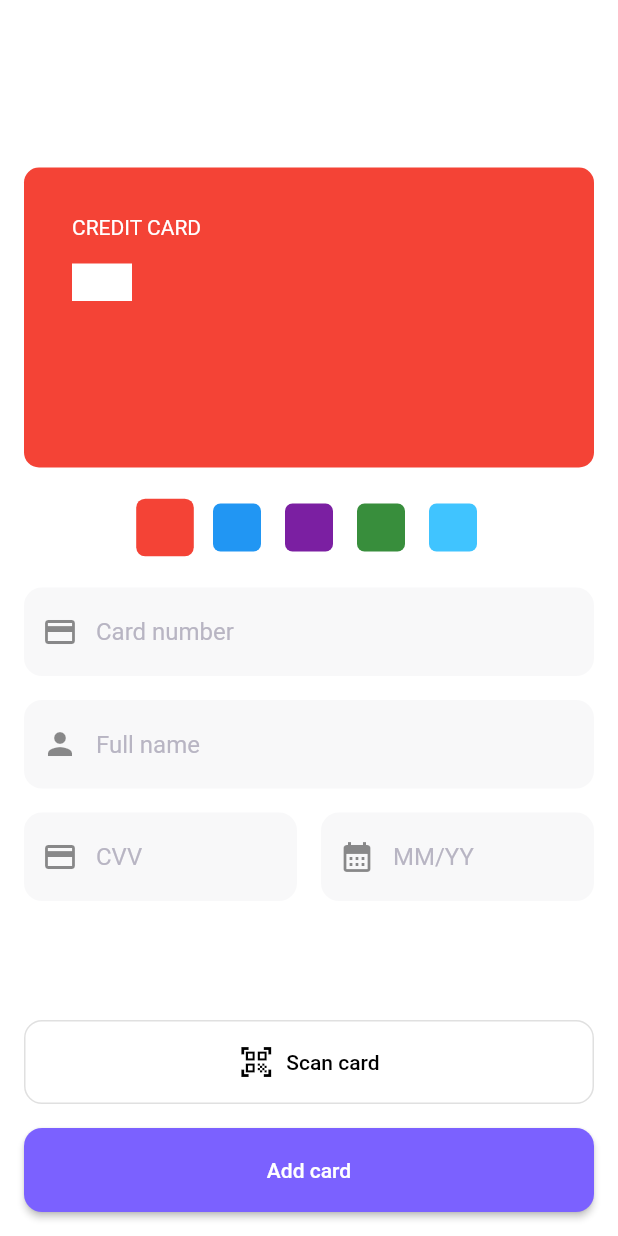
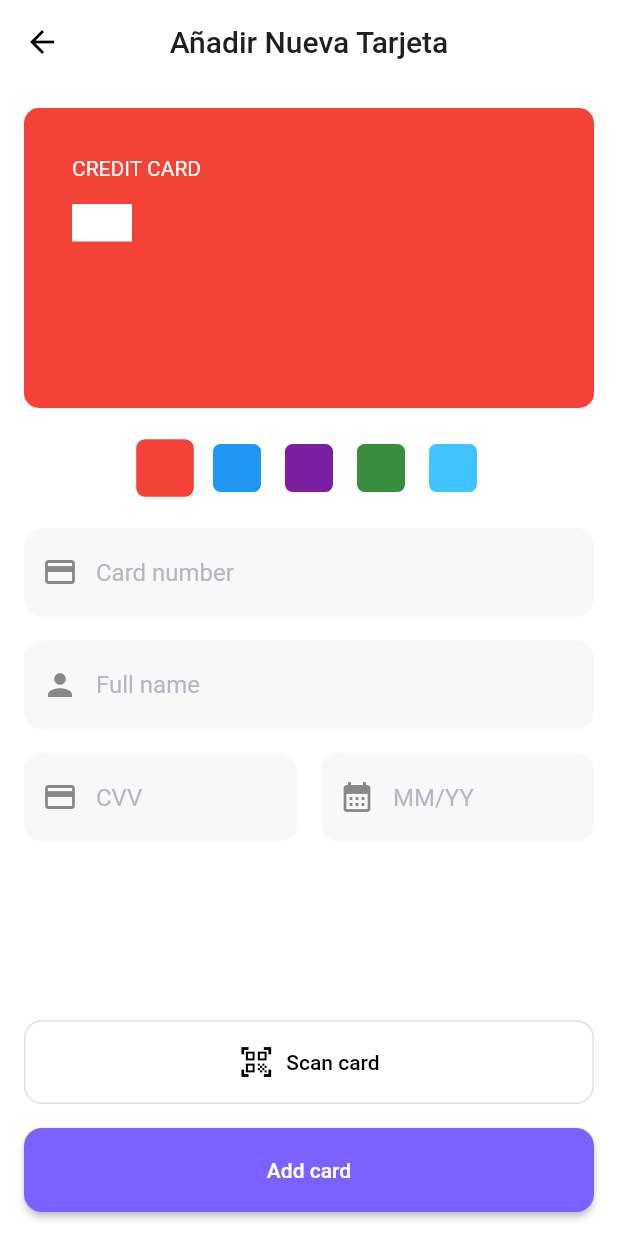
Before and after one commit to elzorrofox02/MAPCTienda_FLutter, a Flutter app: the AddNewCardScreen screen opened directly, on a phone screen of 412 x 824 dp. Run offline on Flutter 3.47's test engine with Material 2 defaults, Android fonts, the light colour scheme and no system bars; our stand-ins replace badges, flutter_rating_bar, flutter_svg, intl_phone_number_input; network calls fail; statements that could not run were skipped.

Commit message:
list card

```diff
--- a/lib/models/Product.dart
+++ b/lib/models/Product.dart
@@ -1,4 +1,3 @@
-import 'dart:convert';
 import 'package:flutter/material.dart';
 
 class ProductData {
--- /dev/null
+++ b/lib/models/list_card.dart
@@ -0,0 +1,22 @@
+class ListCard {
+  String? id, number, name, month, year, cvv, color, brand;
+
+  ListCard({this.id, this.number, this.name, this.month, this.year, this.cvv, this.color, this.brand});
+
+  factory ListCard.fromJson(Map<String, dynamic> json) => ListCard(id: json["id"], number: json["number"], name: json["name"], month: json["month"], year: json["year"], cvv: json["cvv"], color: json["color"], brand: json["brand"]);
+
+  Map<String, dynamic> toJson() => {'id': id, 'number': number, 'name': name, 'month': month, 'year': year, 'cvv': cvv, 'color': color};
+}
+
+List<ListCard> demoListCard = [
+  ListCard(id: "as456sa456asasadgdag23111112312", number: "4445", name: "Smith Salii", month: "12", year: "26", cvv: "***", color: "red", brand: "visa"),
+  ListCard(id: "as456sa456asasadgdag23111112312", number: "4445", name: "Smith Salii", month: "12", year: "26", cvv: "***", color: "red", brand: "visa"),
+  ListCard(id: "as456sa456asasadgdag23111112312", number: "4445", name: "Smith Salii", month: "12", year: "26", cvv: "***", color: "red", brand: "mastercard"),
+  ListCard(id: "as456sa456asasadgdag23111112312", number: "4445", name: "Smith Salii", month: "12", year: "26", cvv: "***", color: "red", brand: "verve"),
+  ListCard(id: "as456sa456asasadgdag23111112312", number: "4445", name: "Smith Salii", month: "12", year: "26", cvv: "***", color: "red", brand: "discover"),
+  ListCard(id: "as456sa456asasadgdag23111112312", number: "4445", name: "Smith Salii", month: "12", year: "26", cvv: "***", color: "red", brand: "american_express"),
+  ListCard(id: "as456sa456asasadgdag23111112312", number: "4445", name: "Smith Salii", month: "12", year: "26", cvv: "***", color: "red", brand: "dinners_club"),
+  ListCard(id: "as456sa456asasadgdag23111112312", number: "4445", name: "Smith Salii", month: "12", year: "26", cvv: "***", color: "red", brand: "jcb"),
+  ListCard(id: "as456sa456asasadgdag23111112312", number: "4445", name: "Smith Salii", month: "12", year: "26", cvv: "***", color: "red", brand: "others"),
+  ListCard(id: "as456sa456asasadgdag23111112312", number: "4445", name: "Smith Salii", month: "12", year: "26", cvv: "***", color: "red", brand: "invalid"),
+];
--- a/lib/screens/home/components/show_all_products.dart
+++ b/lib/screens/home/components/show_all_products.dart
@@ -102,7 +102,6 @@ class _ShowAllProductsState extends State<ShowAllProducts> {
               ),
               itemCount: post.length + 1,
               itemBuilder: (context, index) {
-                print(index);
                 if (index < post.length) {
                   //return Text(post[index].name);
                   return ProductCard(
--- a/lib/screens/payment/components/add_new_card.dart
+++ b/lib/screens/payment/components/add_new_card.dart
@@ -5,9 +5,15 @@ import 'package:hellowork/constants.dart';
 import 'package:hellowork/screens/payment/components/card_utilis.dart';
 import 'package:hellowork/screens/payment/components/input_formatters.dart';
 import 'package:hellowork/screens/payment/components/credit_cart.dart';
+import 'package:hellowork/models/list_card.dart';
 
 class AddNewCardScreen extends StatefulWidget {
-  const AddNewCardScreen({Key? key}) : super(key: key);
+  const AddNewCardScreen({
+    super.key,
+    //this.listCard
+  });
+
+  //final ListCard? listCard;
 
   @override
   State<AddNewCardScreen> createState() => _AddNewCardScreenState();
@@ -52,14 +58,20 @@ class _AddNewCardScreenState extends State<AddNewCardScreen> {
       resizeToAvoidBottomInset: false,
       backgroundColor: Colors.white,
       appBar: AppBar(
-        title: const Text("New Card"),
+        iconTheme: const IconThemeData(
+          color: Colors.black,
+        ),
+        centerTitle: true,
+        title: const Text(
+          "Añadir Nueva Tarjeta",
+          style: TextStyle(color: darkGrey),
+        ),
       ),
       body: SafeArea(
         child: Padding(
           padding: const EdgeInsets.all(defaultPadding),
           child: Column(
             children: [
-              const Spacer(),
               CreditCard(
                 color: null,
                 cvc: '',
--- a/lib/screens/profile/profile_screen.dart
+++ b/lib/screens/profile/profile_screen.dart
@@ -4,6 +4,8 @@ import 'package:hellowork/screens/profile/profile_data.dart';
 import 'package:hellowork/screens/profile/components/change_language_page.dart';
 import 'package:hellowork/screens/payment/components/add_new_card.dart';
 import 'package:hellowork/screens/address/adress_list.dart';
+
+import 'package:hellowork/screens/payment/components/list_card_profile.dart';
 
 typedef ProfileOptionTap = void Function();
 
@@ -55,7 +57,7 @@ class _ProfileScreenState extends State<ProfileScreen> {
         ProfileOption.arrow(title: 'Ordenes', routess: "/orders", icon: const Icon(Icons.library_books)),
         ProfileOption.arrow(title: 'Favoritos', icon: const Icon(Icons.favorite)),
         ProfileOption.arrow(title: 'Mi Dirreciones', navigator: const AdressListPage(), icon: const Icon(Icons.location_on)),
-        ProfileOption.arrow(title: 'Mi Tarjetas', navigator: const AddNewCardScreen(), icon: const Icon(Icons.credit_card)),
+        ProfileOption.arrow(title: 'Mi Tarjetas', navigator: const ListCardScreen(), icon: const Icon(Icons.credit_card)),
         ProfileOption.arrow(title: 'Security', icon: const Icon(Icons.lock)),
         ProfileOption.arrow(title: 'Preferencias', navigator: const SettingsPage(), icon: const Icon(Icons.visibility)),
         _languageOption(),
```
Also changed, not shown: lib/screens/payment/components/list_card_profile.dart (added, +117 -0 lines).
